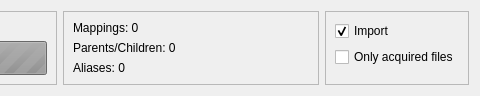
KJNeko/IDHAN, file HydrusImporter/src/gui/hydrus/TagServiceWidget.ui: the form before one commit; both pictures show x 211 to 691 and y 0 to 96 of the 691 by 96 pixel window.
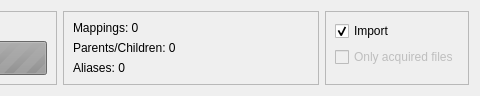
The form after the commit.

The edit to the form file:
```diff
--- a/HydrusImporter/src/gui/hydrus/TagServiceWidget.ui
+++ b/HydrusImporter/src/gui/hydrus/TagServiceWidget.ui
@@ -167,6 +167,9 @@
       </item>
       <item>
        <widget class="QCheckBox" name="checkBox">
+        <property name="enabled">
+         <bool>false</bool>
+        </property>
         <property name="toolTip">
          <string>&lt;html&gt;&lt;head/&gt;&lt;body&gt;&lt;p&gt;Only processes mappings for files that you've obtained&lt;/p&gt;&lt;/body&gt;&lt;/html&gt;</string>
         </property>
```
Left out of the diff: 2 changed lines with no effect on the pictures.
